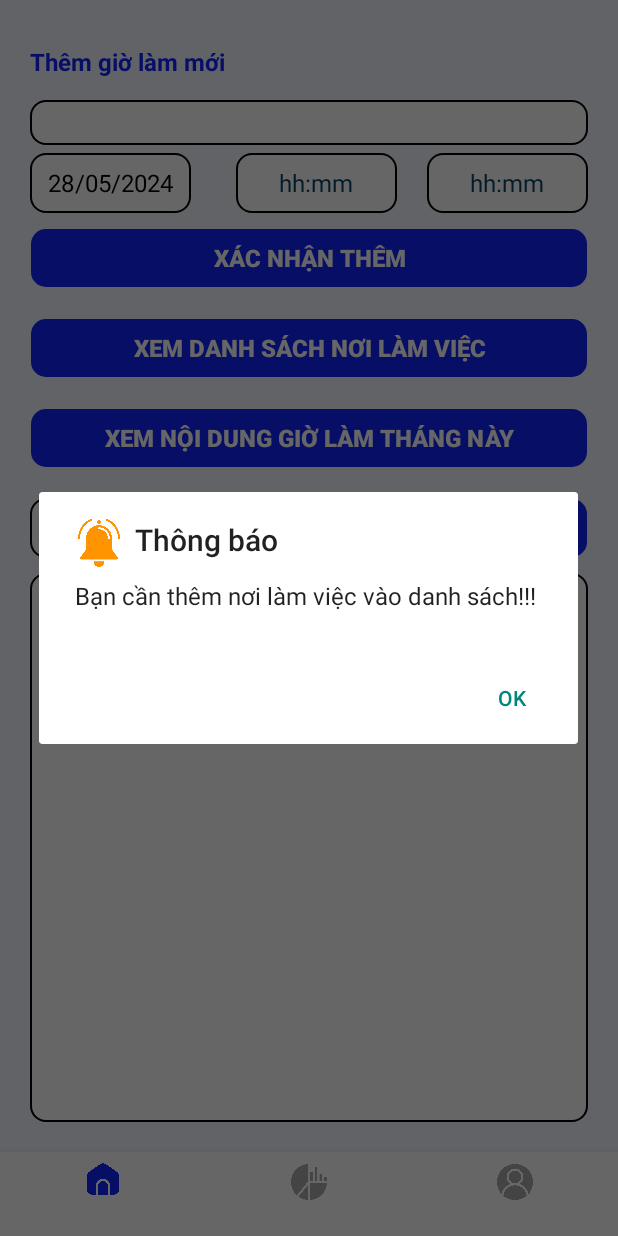
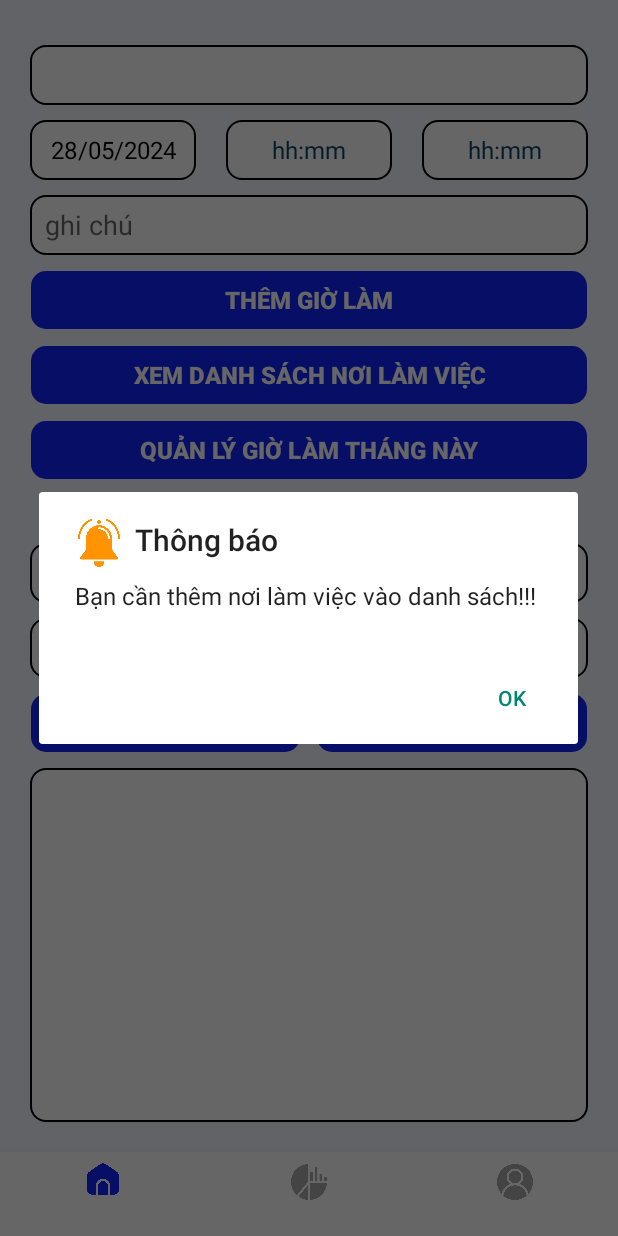
Before and after one commit to diendev03/BudEarn, an Android app: the Fragment_Home screen opened directly, with no data from a screen before it, on a phone screen of 412 x 824 dp. Run offline under Robolectric (Android 15) with nearby library versions, the phone set to English and light mode, and no system bars; our stand-ins replace Firebase (no records; nobody signed in at launch, a user with empty details on screens opened directly).

```diff
--- a/app/src/main/java/com/diev/salarymaster/Fragment/Fragment_Home.java
+++ b/app/src/main/java/com/diev/salarymaster/Fragment/Fragment_Home.java
@@ -98,16 +98,17 @@ public class Fragment_Home extends Fragment {
     public static String SHARED_PRE = "shared_pre";
     public static String uuid = "uuid";
     private String userId;
-    private Business selectedBusiness,selectedBusiness_docx;
-    private Button btn_businessList, btn_addWorkTime, btn_copy;
-    private TextView tvDate, tvTimeStart, tvTimeFinish;
-    private EditText edt_docx;
+    private Business selectedBusiness, selectedBusiness_docx;
+    private Button btn_businessList, btn_addWorkTime, btn_filter,btn_copy;
+    private TextView tvDate, tvTimeStart, tvTimeFinish, tv_start_filter, tv_end_filter;
+    private EditText edt_docx, edt_note;
     private Spinner sp_business, sp_business_docx;
     private ArrayList<TimeWork> dataTimeWork = new ArrayList<>();
 
 
     ArrayList<Business> companies = new ArrayList<>();
     private SpinnerBusinessAdapter businessAdapter;
+
     @Override
     public View onCreateView(LayoutInflater inflater, ViewGroup container,
                              Bundle savedInstanceState) {
@@ -129,12 +130,16 @@ public class Fragment_Home extends Fragment {
         tvDate = view.findViewById(R.id.tv_home_date);
         tvTimeStart = view.findViewById(R.id.tv_home_timestart);
         tvTimeFinish = view.findViewById(R.id.tv_home_timefinish);
+        tv_start_filter = view.findViewById(R.id.tv_home_start);
+        tv_end_filter = view.findViewById(R.id.tv_home_end);
         edt_docx = view.findViewById(R.id.edt_home_docx);
-        btn_businessList =view.findViewById(R.id.btn_home_workList);
+        edt_note = view.findViewById(R.id.edt_home_note);
+        btn_businessList = view.findViewById(R.id.btn_home_business);
         btn_addWorkTime = view.findViewById(R.id.btn_home_addWorkTime);
+        btn_filter = view.findViewById(R.id.btn_home_filter);
         btn_copy = view.findViewById(R.id.btn_home_copy);
         sp_business = view.findViewById(R.id.sp_home_business);
-        sp_business_docx = view.findViewById(R.id.sp_home_business1);
+        sp_business_docx = view.findViewById(R.id.sp_home_business_filter);
         // Khởi tạo adapter cho Spinner
         businessAdapter = new SpinnerBusinessAdapter(requireContext(), companies); // Sử dụng requireContext()
         sp_business.setAdapter(businessAdapter); // Thiết lập adapter cho Spinner
@@ -145,35 +150,26 @@ public class Fragment_Home extends Fragment {
         tvDate.setOnClickListener(new View.OnClickListener() {
             @Override
             public void onClick(View v) {
-                showDatePickerDialog();
+                showDatePickerDialog(tvDate);
             }
         });
+        tv_start_filter.setOnClickListener(v -> showDatePickerDialog(tv_start_filter));
+        tv_end_filter.setOnClickListener(v -> showDatePickerDialog(tv_end_filter));
+        tvTimeStart.setOnClickListener(v -> showTimePickerDialog(tvTimeStart));
 
-        tvTimeStart.setOnClickListener(new View.OnClickListener() {
-            @Override
-            public void onClick(View v) {
-                showTimePickerDialog(tvTimeStart);
-            }
+        tvTimeFinish.setOnClickListener(v -> showTimePickerDialog(tvTimeFinish));
+        btn_businessList.setOnClickListener(view -> {
+            Intent intent = new Intent(requireContext(), Activity_Business_Management.class);
+            startActivity(intent);
         });
+        btn_addWorkTime.setOnClickListener(view -> createTimeWork(addTimeWork(userId)));
+        btn_filter.setOnClickListener(v -> {
+            String start=tv_start_filter.getText().toString(),end=tv_end_filter.getText().toString();
+            // Chuyển đổi danh sách đã định dạng thành một chuỗi duy nhất
+            String formattedString = convertListToString(formatTimeWorkList(filterData(dataTimeWork, selectedBusiness_docx.getId(),start,end)));
 
-        tvTimeFinish.setOnClickListener(new View.OnClickListener() {
-            @Override
-            public void onClick(View v) {
-                showTimePickerDialog(tvTimeFinish);
-            }
-        });
-        btn_businessList.setOnClickListener(new View.OnClickListener() {
-            @Override
-            public void onClick(View view) {
-                Intent intent=new Intent(requireContext(), Activity_Business_Management.class);
-                startActivity(intent);
-            }
-        });
-        btn_addWorkTime.setOnClickListener(new View.OnClickListener() {
-            @Override
-            public void onClick(View view) {
-                createTimeWork(addTimeWork(userId));
-            }
+            // Thiết lập dữ liệu cho EditText
+            edt_docx.setText(formattedString);
         });
 
         sp_business.setOnItemSelectedListener(new AdapterView.OnItemSelectedListener() {
@@ -191,14 +187,6 @@ public class Fragment_Home extends Fragment {
             @Override
             public void onItemSelected(AdapterView<?> parent, View view, int position, long id) {
                 selectedBusiness_docx = (Business) parent.getItemAtPosition(position);
-
-                List<String> formattedList = formatTimeWorkList(filterData(dataTimeWork,selectedBusiness_docx.getId()));
-
-                // Chuyển đổi danh sách đã định dạng thành một chuỗi duy nhất
-                String formattedString = convertListToString(formattedList);
-
-                // Thiết lập dữ liệu cho EditText
-                edt_docx.setText(formattedString);
             }
 
             @Override
@@ -206,20 +194,17 @@ public class Fragment_Home extends Fragment {
                 // Xử lý khi không có gì được chọn
             }
         });
-        btn_copy.setOnClickListener(new View.OnClickListener() {
-            @Override
-            public void onClick(View v) {
-                copyTextToClipboard(edt_docx.getText().toString());
-            }
-        });
+        btn_copy.setOnClickListener(v -> copyTextToClipboard(edt_docx.getText().toString()));
     }// Hàm sao chép nội dung vào bộ nhớ tạm
+
     private void copyTextToClipboard(String text) {
         ClipboardManager clipboard = (ClipboardManager) requireContext().getSystemService(Context.CLIPBOARD_SERVICE);
         ClipData clip = ClipData.newPlainText("formattedText", text);
         clipboard.setPrimaryClip(clip);
 
-        Toast.makeText(requireContext(), "Text copied to clipboard", Toast.LENGTH_SHORT).show();
+        Toast.makeText(requireContext(), "Đã copy nội dung thành công", Toast.LENGTH_SHORT).show();
     }
+
     public List<String> formatTimeWorkList(List<TimeWork> timeWorkList) {
         Map<String, List<TimeWork>> groupedData = new HashMap<>();
         for (TimeWork timeWork : timeWorkList) {
@@ -254,34 +239,33 @@ public class Fragment_Home extends Fragment {
         }
         return stringBuilder.toString();
     }
-    private static ArrayList<TimeWork> filterData(ArrayList<TimeWork> timeWorks, String business) {
-        // Lấy thời gian hiện tại
-        Calendar calendar = Calendar.getInstance();
-        int currentYear = calendar.get(Calendar.YEAR);
-        int currentMonth = calendar.get(Calendar.MONTH) + 1;
 
+    private static ArrayList<TimeWork> filterData(ArrayList<TimeWork> timeWorks, String business, String startDate, String endDate) {
         ArrayList<TimeWork> filteredList = new ArrayList<>();
         SimpleDateFormat sdf = new SimpleDateFormat("dd/MM/yyyy");
 
-        for (TimeWork timeWork : timeWorks) {
-            try {
-                Date date = sdf.parse(timeWork.getDate());
-                Calendar timeWorkCalendar = Calendar.getInstance();
-                timeWorkCalendar.setTime(date);
+        try {
+            Date start = sdf.parse(startDate);
+            Date end = sdf.parse(endDate);
 
-                int year = timeWorkCalendar.get(Calendar.YEAR);
-                int month = timeWorkCalendar.get(Calendar.MONTH) + 1;
+            for (TimeWork timeWork : timeWorks) {
+                try {
+                    Date date = sdf.parse(timeWork.getDate());
 
-                if (year == currentYear && month == currentMonth && timeWork.getBusiness().equals(business)) {
-                    filteredList.add(timeWork);
+                    if (!date.before(start) && !date.after(end) && timeWork.getBusiness().equals(business)) {
+                        filteredList.add(timeWork);
+                    }
+                } catch (ParseException e) {
+                    e.printStackTrace();
                 }
-            } catch (ParseException e) {
-                e.printStackTrace();
             }
+        } catch (ParseException e) {
+            e.printStackTrace();
         }
 
         return filteredList;
     }
+
     private void getDataTimework() {
         DatabaseReference databaseReference = FirebaseDatabase.getInstance().getReference("TimeWork").child(userId);
         databaseReference.addValueEventListener(new ValueEventListener() {
@@ -303,12 +287,12 @@ public class Fragment_Home extends Fragment {
         });
     }
 
-    private void createTimeWork(TimeWork timeWork){
-        FirebaseDatabase database=FirebaseDatabase.getInstance();
-        DatabaseReference tw=database.getReference("TimeWork").child(userId);
-        DatabaseReference newTimeWork=tw.push();
-        String timeWorkId=newTimeWork.getKey();
-        if (timeWorkId!=null){
+    private void createTimeWork(TimeWork timeWork) {
+        FirebaseDatabase database = FirebaseDatabase.getInstance();
+        DatabaseReference tw = database.getReference("TimeWork").child(userId);
+        DatabaseReference newTimeWork = tw.push();
+        String timeWorkId = newTimeWork.getKey();
+        if (timeWorkId != null) {
             timeWork.setId(timeWorkId);
             newTimeWork.setValue(timeWork).addOnSuccessListener(new OnSuccessListener<Void>() {
                 @Override
@@ -319,17 +303,24 @@ public class Fragment_Home extends Fragment {
             });
         }
     }
+
     private TimeWork addTimeWork(String userId) {
-        String date, start, finish;
+        String date, start, finish, note;
         date = tvDate.getText().toString();
         start = tvTimeStart.getText().toString();
         finish = tvTimeFinish.getText().toString();
-        Double wage=Double.parseDouble(selectedBusiness.getSalary());
+        if(edt_note.getText().toString().trim().isEmpty()){
+            note="";
+        }else {
+            note = edt_note.getText().toString();
+        }
+        Double wage = Double.parseDouble(selectedBusiness.getSalary());
 
         TimeWork timeWork = new TimeWork();
         timeWork.setUuid(userId);
         timeWork.setBusiness(selectedBusiness.getId());
         timeWork.setDate(date);
+        timeWork.setNote(note);
         timeWork.setStart(start);
         timeWork.setFinish(finish);
         timeWork.setWage(wage);
@@ -390,7 +381,7 @@ public class Fragment_Home extends Fragment {
         });
     }
 
-    private void showDatePickerDialog() {
+    private void showDatePickerDialog(TextView tvDate) {
         final Calendar calendar = Calendar.getInstance();
         int year = calendar.get(Calendar.YEAR);
         int month = calendar.get(Calendar.MONTH);
@@ -435,6 +426,7 @@ public class Fragment_Home extends Fragment {
         // Hiển thị dialog
         timePickerDialog.show();
     }
+
     private void setCurrentDate() {
         // Lấy ngày tháng năm hiện tại
         Calendar calendar = Calendar.getInstance();
--- a/app/src/main/res/layout/fragment_home.xml
+++ b/app/src/main/res/layout/fragment_home.xml
@@ -10,48 +10,20 @@
         android:layout_height="match_parent"
         android:background="@color/background"
         android:orientation="vertical"
-        android:padding="20dp"
-        tools:ignore="UselessParent">
+        android:padding="20dp">
 
-        <TextView
-            style="@style/Headline"
-            android:layout_width="wrap_content"
-            android:layout_height="wrap_content"
+        <Spinner
+            android:id="@+id/sp_home_business"
+            android:layout_width="match_parent"
+            android:layout_height="40dp"
             android:layout_marginVertical="10dp"
-            android:text="Thêm giờ làm mới"
-            tools:ignore="HardcodedText" />
-
-        <RelativeLayout
-            android:layout_width="match_parent"
-            android:layout_height="40dp">
-
-            <ProgressBar
-                android:id="@+id/progressBar_home_spinner"
-                android:layout_width="40dp"
-                android:layout_height="match_parent"
-                android:layout_centerInParent="true"
-                android:background="@null"
-                android:indeterminate="true"
-                android:indeterminateDrawable="@drawable/progress_bar"
-                android:indeterminateTint="@color/primary"
-                android:visibility="gone" />
-
-            <Spinner
-                android:id="@+id/sp_home_business"
-                android:layout_width="match_parent"
-                android:layout_height="40dp"
-                android:layout_centerInParent="true"
-                android:layout_marginBottom="10dp"
-                android:background="@drawable/selector_square"
-                android:gravity="center" />
-        </RelativeLayout>
-
+            android:background="@drawable/selector_square"
+            android:gravity="center" />
 
         <LinearLayout
             android:layout_width="match_parent"
             android:layout_height="wrap_content"
             android:layout_marginBottom="10dp"
-            android:background="@color/background"
             android:gravity="center"
             android:orientation="horizontal"
             android:weightSum="9">
@@ -65,7 +37,6 @@
                 android:layout_weight="3"
                 android:background="@drawable/selector_square"
                 android:clickable="true"
-                android:focusable="false"
                 android:gravity="center"
                 android:hint="@string/format_date"
                 android:textColorHint="@color/navy" />
@@ -75,12 +46,10 @@
                 style="@style/TextNormal"
                 android:layout_width="0dp"
                 android:layout_height="40dp"
-                android:layout_marginStart="20dp"
-                android:layout_marginEnd="10dp"
+                android:layout_marginHorizontal="10dp"
                 android:layout_weight="3"
                 android:background="@drawable/selector_square"
                 android:clickable="true"
-                android:focusable="false"
                 android:gravity="center"
                 android:hint="@string/format_time"
                 android:textColorHint="@color/navy" />
@@ -94,28 +63,39 @@
                 android:layout_weight="3"
                 android:background="@drawable/selector_square"
                 android:clickable="true"
-                android:focusable="false"
                 android:gravity="center"
                 android:hint="@string/format_time"
                 android:textColorHint="@color/navy" />
         </LinearLayout>
 
+        <EditText
+            android:id="@+id/edt_home_note"
+            android:layout_width="match_parent"
+            android:layout_height="40dp"
+            android:autofillHints="ghi chú"
+            android:background="@drawable/selector_square"
+            android:inputType="textAutoComplete"
+            android:maxLines="1"
+            android:hint="ghi chú"
+            android:layout_marginBottom="10dp"
+            android:paddingHorizontal="10dp"
+            tools:ignore="HardcodedText" />
         <Button
             android:id="@+id/btn_home_addWorkTime"
             style="@style/ButtonNormal"
             android:layout_width="match_parent"
             android:layout_height="40dp"
-            android:layout_marginBottom="20dp"
+            android:layout_marginBottom="10dp"
             android:background="@drawable/selector_button_normal"
-            android:text="Xác nhận thêm"
+            android:text="Thêm giờ làm"
             tools:ignore="HardcodedText" />
 
         <Button
-            android:id="@+id/btn_home_workList"
+            android:id="@+id/btn_home_business"
             style="@style/ButtonNormal"
             android:layout_width="match_parent"
             android:layout_height="40dp"
-            android:layout_marginBottom="20dp"
+            android:layout_marginBottom="10dp"
             android:background="@drawable/selector_button_normal"
             android:text="Xem danh sách nơi làm việc"
             tools:ignore="HardcodedText" />
@@ -125,48 +105,97 @@
             style="@style/ButtonNormal"
             android:layout_width="match_parent"
             android:layout_height="40dp"
-            android:layout_marginBottom="20dp"
+            android:layout_marginBottom="10dp"
             android:background="@drawable/selector_button_normal"
-            android:text="Xem nội dung giờ làm tháng này"
+            android:text="Quản lý giờ làm tháng này"
             tools:ignore="HardcodedText" />
+
+        <TextView
+            style="@style/Headline"
+            android:layout_width="match_parent"
+            android:layout_height="wrap_content"
+            android:gravity="center"
+            android:text="Tìm kiếm dữ liệu làm việc"
+            tools:ignore="HardcodedText" />
+
+        <Spinner
+            android:id="@+id/sp_home_business_filter"
+            android:layout_width="match_parent"
+            android:layout_height="40dp"
+            android:layout_marginVertical="10dp"
+            android:background="@drawable/selector_square"
+            android:gravity="center" />
 
         <LinearLayout
             android:layout_width="match_parent"
             android:layout_height="wrap_content"
             android:layout_marginBottom="10dp"
             android:orientation="horizontal"
-            android:weightSum="10">
+            android:weightSum="2">
 
-            <Spinner
-                android:id="@+id/sp_home_business1"
+            <TextView
+                android:id="@+id/tv_home_start"
+                style="@style/TextNormal"
                 android:layout_width="0dp"
                 android:layout_height="40dp"
-                android:layout_centerInParent="true"
                 android:layout_marginEnd="10dp"
-                android:layout_weight="7"
+                android:layout_weight="1"
                 android:background="@drawable/selector_square"
-                android:gravity="center" />
+                android:clickable="true"
+                android:gravity="center"
+                android:hint="@string/format_date"
+                android:textColorHint="@color/navy" />
+
+            <TextView
+                android:id="@+id/tv_home_end"
+                style="@style/TextNormal"
+                android:layout_width="0dp"
+                android:layout_height="40dp"
+                android:layout_weight="1"
+                android:background="@drawable/selector_square"
+                android:clickable="true"
+                android:gravity="center"
+                android:hint="@string/format_date"
+                android:textColorHint="@color/navy" />
+        </LinearLayout>
+
+        <LinearLayout
+            android:layout_width="match_parent"
+            android:layout_height="wrap_content"
+            android:layout_marginBottom="10dp"
+            android:orientation="horizontal"
+            android:weightSum="2">
+
+            <Button
+                android:id="@+id/btn_home_filter"
+                style="@style/ButtonNormal"
+                android:layout_width="0dp"
+                android:layout_height="40dp"
+                android:layout_weight="1"
+                android:background="@drawable/selector_button_normal"
+                android:text="Lọc"
+                tools:ignore="HardcodedText" />
 
             <Button
                 android:id="@+id/btn_home_copy"
                 style="@style/ButtonNormal"
                 android:layout_width="0dp"
                 android:layout_height="40dp"
-                android:layout_gravity="end"
                 android:layout_marginStart="10dp"
-                android:layout_weight="3"
+                android:layout_weight="1"
                 android:background="@drawable/selector_button_normal"
                 android:text="COPY"
                 tools:ignore="HardcodedText" />
-
         </LinearLayout>
 
         <EditText
             android:id="@+id/edt_home_docx"
             android:layout_width="match_parent"
             android:layout_height="match_parent"
-            android:paddingHorizontal="10dp"
-            android:background="@drawable/selector_square" />
+            android:background="@drawable/selector_square"
+            android:editable="false"
+            android:gravity="start"
+            android:paddingHorizontal="10dp" />
     </LinearLayout>
 
 </FrameLayout>
--- a/app/src/main/res/layout/fragment_profile.xml
+++ b/app/src/main/res/layout/fragment_profile.xml
@@ -3,7 +3,9 @@
     android:layout_width="match_parent"
     android:layout_height="match_parent"
     tools:context=".Fragment.Fragment_Manager">
-
+    <ScrollView
+        android:layout_width="match_parent"
+        android:layout_height="match_parent">
     <LinearLayout
         android:layout_width="match_parent"
         android:layout_height="match_parent"
@@ -240,6 +242,7 @@
 
     </LinearLayout>
 
+    </ScrollView>
 
     <View
         android:id="@+id/viewBlocking_profile"
```
Also changed, not shown: app/src/main/java/com/diev/salarymaster/Fragment/Fragment_Profile.java (+148 -3 lines), app/src/main/java/com/diev/salarymaster/Model/TimeWork.java (+19 -4 lines).
